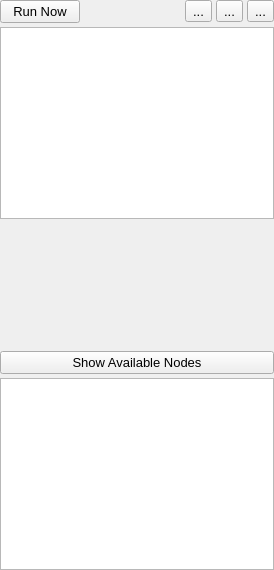
The window that src/gui/procedurewidget.ui (disorderedmaterials/dissolve) describes before a commit, drawn with Qt 5.
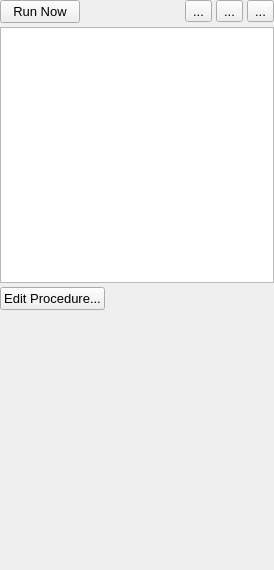
The same window after the commit. Icons and pictures are not drawn.

Commit message: WIP Move to ProcedureWidgetEditor (needs TOML).

```diff
--- a/src/gui/procedurewidget.ui
+++ b/src/gui/procedurewidget.ui
@@ -132,6 +132,37 @@
      </property>
     </widget>
    </item>
+   <item>
+    <layout class="QHBoxLayout" name="horizontalLayout_2">
+     <property name="spacing">
+      <number>4</number>
+     </property>
+     <item>
+      <widget class="QPushButton" name="EditProcedureButton">
+       <property name="text">
+        <string>Edit Procedure...</string>
+       </property>
+       <property name="icon">
+        <iconset resource="main.qrc">
+         <normaloff>:/general/icons/general_edit.svg</normaloff>:/general/icons/general_edit.svg</iconset>
+       </property>
+      </widget>
+     </item>
+     <item>
+      <spacer name="horizontalSpacer_2">
+       <property name="orientation">
+        <enum>Qt::Horizontal</enum>
+       </property>
+       <property name="sizeHint" stdset="0">
+        <size>
+         <width>40</width>
+         <height>20</height>
+        </size>
+       </property>
+      </spacer>
+     </item>
+    </layout>
+   </item>
    <item>
     <widget class="QStackedWidget" name="NodeControlsStack">
      <property name="sizePolicy">
@@ -159,64 +190,6 @@
      </widget>
     </widget>
    </item>
-   <item>
-    <widget class="QPushButton" name="ShowAvailableNodesButton">
-     <property name="toolTip">
-      <string>Toggle the visibility of the module palette</string>
-     </property>
-     <property name="text">
-      <string>Show Available Nodes</string>
-     </property>
-     <property name="icon">
-      <iconset resource="main.qrc">
-       <normaloff>:/general/icons/general_palette.svg</normaloff>:/general/icons/general_palette.svg</iconset>
-     </property>
-     <property name="iconSize">
-      <size>
-       <width>18</width>
-       <height>18</height>
-      </size>
-     </property>
-     <property name="checkable">
-      <bool>false</bool>
-     </property>
-    </widget>
-   </item>
-   <item>
-    <widget class="QTreeView" name="AvailableNodesTree">
-     <property name="sizePolicy">
-      <sizepolicy hsizetype="Minimum" vsizetype="Expanding">
-       <horstretch>0</horstretch>
-       <verstretch>0</verstretch>
-      </sizepolicy>
-     </property>
-     <property name="font">
-      <font>
-       <pointsize>10</pointsize>
-       <weight>75</weight>
-       <bold>true</bold>
-      </font>
-     </property>
-     <property name="editTriggers">
-      <set>QAbstractItemView::NoEditTriggers</set>
-     </property>
-     <property name="showDropIndicator" stdset="0">
-      <bool>false</bool>
-     </property>
-     <property name="dragEnabled">
-      <bool>true</bool>
-     </property>
-     <property name="dragDropMode">
-      <enum>QAbstractItemView::DragOnly</enum>
-     </property>
-     <property name="iconSize">
-      <size>
-       <width>24</width>
-       <height>24</height>
-      </size>
-     </property>
-    </widget>
-   </item>
   </layout>
  </widget>
  <resources>
```
Left out of the diff: 9 changed lines with no effect on the pictures. The commit also changes 8 other files.
